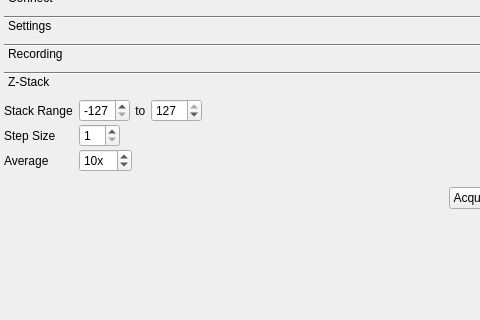
Old version of the form src/mainwindow.ui in the repository bothlab/pomidaq; both pictures show x 0 to 480 and y 171 to 491 of the 1148 by 968 pixel window.
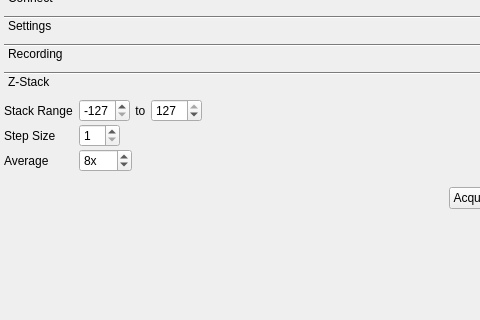
New version of the form. The open tabs and pages were chosen to show the change. Icons and pictures are not drawn. Custom widgets are drawn as their Qt base class.

The edit to the form file:
```diff
--- a/src/mainwindow.ui
+++ b/src/mainwindow.ui
@@ -1161,7 +1161,7 @@
                     <number>120</number>
                    </property>
                    <property name="value">
-                    <number>10</number>
+                    <number>8</number>
                    </property>
                   </widget>
                  </item>
```
